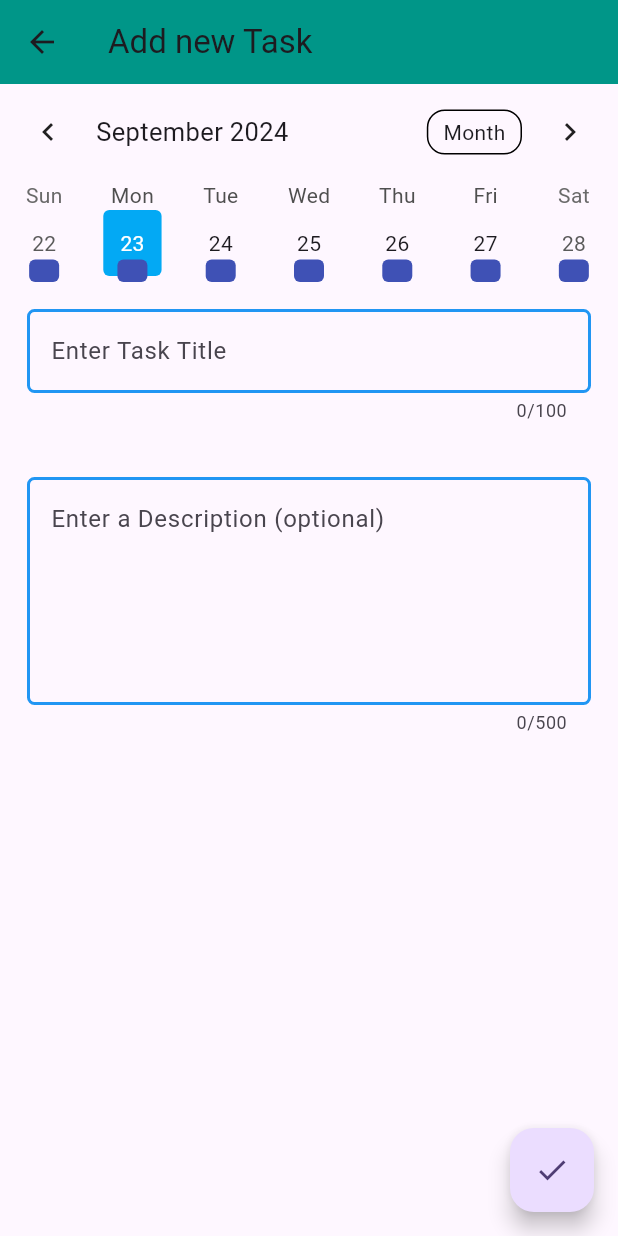
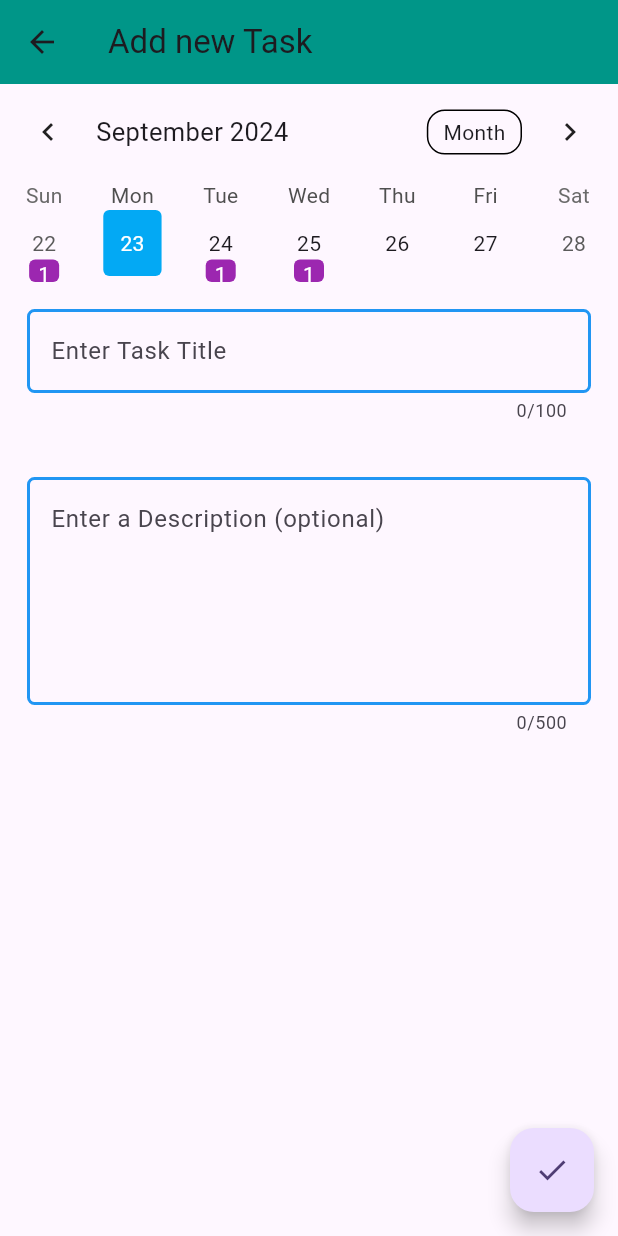
Before and after one commit to wassimrahali/Started-with-Flutter-TUTO-, a Flutter app: the AddTaskView screen opened by its route, on a phone screen of 412 x 824 dp. Run offline on Flutter 3.47's test engine with Material 3 defaults, Android fonts, the phone set to English and light mode, and no system bars; drawn by our look-alikes of table_calendar.

Commit message:
Count Tasks in Table Calendar

```diff
--- a/lib/provider/TaskProvider.dart
+++ b/lib/provider/TaskProvider.dart
@@ -11,6 +11,11 @@ class TaskModel extends ChangeNotifier {
   ];
 
   List<Task> get todoTasks => _toDoTasks;
+  int countTasksByDate(DateTime _datetime) => _toDoTasks.where((task) =>
+  task.deadline.day== _datetime.day &&
+  task.deadline.month== _datetime.month &&
+  task.deadline.year== _datetime.year).length;
+
   void addTasks(Task _task){
     _toDoTasks.add(_task);
     notifyListeners();
--- a/lib/view/AddTaskView.dart
+++ b/lib/view/AddTaskView.dart
@@ -19,6 +19,10 @@ final title = TextEditingController();
 final description = TextEditingController();
 
 class _AddTaskViewState extends State<AddTaskView> {
+  // Move the TextEditingController declarations inside the state class
+  final TextEditingController title = TextEditingController();
+  final TextEditingController description = TextEditingController();
+
   @override
   Widget build(BuildContext context) {
     return Consumer<TaskModel>(
@@ -49,17 +53,24 @@ class _AddTaskViewState extends State<AddTaskView> {
                     },
                     calendarBuilders: CalendarBuilders(
                       markerBuilder: (context, datetime, events) {
-                        return Container(
+                        return model.countTasksByDate(datetime) > 0 ?Container(
                           width: 20,
                           height: 15,
                           decoration: BoxDecoration(
-                            color: globals.primaries[3],
+                            color: globals
+                                .primaries[model.countTasksByDate(datetime)],
                             borderRadius: BorderRadius.circular(4.0),
                           ),
-                        );
+                          child: Center(
+                            child: Text(
+                              model.countTasksByDate(datetime).toString(),
+                              style: TextStyle(color: Colors.white),
+                            ),
+                          ),
+                        ):Container();
                       },
                       selectedBuilder: (context, _datetime, _focusedDay) {
-                        return Container(
+                        return Container (
                           decoration: BoxDecoration(
                             color: globals.primaries[5],
                             borderRadius: BorderRadius.circular(4.0),
@@ -85,23 +96,22 @@ class _AddTaskViewState extends State<AddTaskView> {
                         hintText: "Enter Task Title",
                         focusedBorder: OutlineInputBorder(
                           borderRadius: BorderRadius.circular(5.0),
-                          borderSide: BorderSide(
-                              color: Colors.blue, width: 2.0),
+                          borderSide:
+                              BorderSide(color: Colors.blue, width: 2.0),
                         ),
                         enabledBorder: OutlineInputBorder(
                           borderRadius: BorderRadius.circular(5.0),
-                          borderSide: BorderSide(
-                              color: Colors.blue, width: 2.0),
+                          borderSide:
+                              BorderSide(color: Colors.blue, width: 2.0),
                         ),
                         errorBorder: OutlineInputBorder(
                           borderRadius: BorderRadius.circular(5.0),
-                          borderSide: BorderSide(
-                              color: Colors.red, width: 2.0),
+                          borderSide: BorderSide(color: Colors.red, width: 2.0),
                         ),
                         focusedErrorBorder: OutlineInputBorder(
                           borderRadius: BorderRadius.circular(5.0),
-                          borderSide: BorderSide(
-                              color: Colors.purple, width: 2.0),
+                          borderSide:
+                              BorderSide(color: Colors.purple, width: 2.0),
                         ),
                       ),
                       validator: (value) {
@@ -123,23 +133,22 @@ class _AddTaskViewState extends State<AddTaskView> {
                         hintText: "Enter a Description (optional)",
                         focusedBorder: OutlineInputBorder(
                           borderRadius: BorderRadius.circular(5.0),
-                          borderSide: BorderSide(
-                              color: Colors.blue, width: 2.0),
+                          borderSide:
+                              BorderSide(color: Colors.blue, width: 2.0),
                         ),
                         enabledBorder: OutlineInputBorder(
                           borderRadius: BorderRadius.circular(5.0),
-                          borderSide: BorderSide(
-                              color: Colors.blue, width: 2.0),
+                          borderSide:
+                              BorderSide(color: Colors.blue, width: 2.0),
                         ),
                         errorBorder: OutlineInputBorder(
                           borderRadius: BorderRadius.circular(5.0),
-                          borderSide: BorderSide(
-                              color: Colors.red, width: 2.0),
+                          borderSide: BorderSide(color: Colors.red, width: 2.0),
                         ),
                         focusedErrorBorder: OutlineInputBorder(
                           borderRadius: BorderRadius.circular(5.0),
-                          borderSide: BorderSide(
-                              color: Colors.purple, width: 2.0),
+                          borderSide:
+                              BorderSide(color: Colors.purple, width: 2.0),
                         ),
                       ),
                     ),
@@ -151,8 +160,8 @@ class _AddTaskViewState extends State<AddTaskView> {
           floatingActionButton: FloatingActionButton(
             onPressed: () {
               if (_formKey.currentState!.validate()) {
-                Task _newTask = Task(
-                    title.text, false, description.text, _focusedDay);
+                Task _newTask =
+                    Task(title.text, false, description.text, _focusedDay);
                 model.addTasks(_newTask);
                 ScaffoldMessenger.of(context).showSnackBar(
                   const SnackBar(content: Text('Task Saved ...')),
@@ -166,12 +175,11 @@ class _AddTaskViewState extends State<AddTaskView> {
       },
     );
   }
+
   @override
   void dispose() {
-    // Clean up the controller when the widget is removed from the widget tree.
-    // This also removes the _printLatestValue listener.
- title.dispose();
- description.dispose();
+    title.dispose();
+    description.dispose();
     super.dispose();
   }
 }
```
